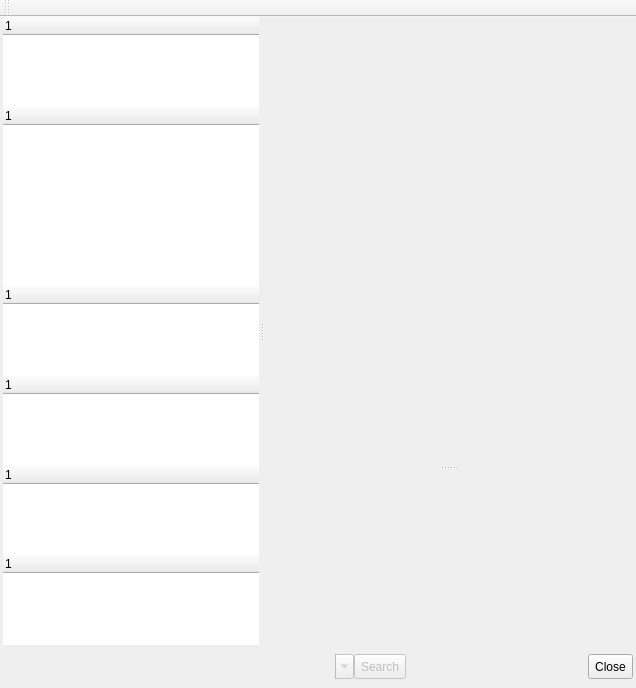
Mudlet/Mudlet, file src/ui/trigger_editor.ui: the form before one commit.
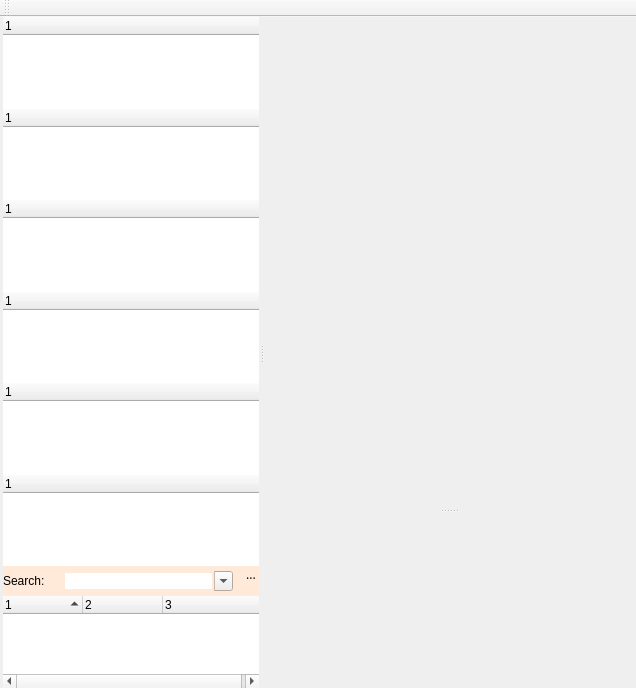
The form after the commit. Icons and pictures are not drawn. Custom widgets are drawn as their Qt base class.

```diff
--- a/src/ui/trigger_editor.ui
+++ b/src/ui/trigger_editor.ui
@@ -238,39 +238,6 @@
                    </column>
                   </widget>
                  </item>
-                 <item>
-                  <widget class="QTreeWidget" name="tree_widget_search_results_main">
-                   <property name="frameShape">
-                    <enum>QFrame::NoFrame</enum>
-                   </property>
-                   <property name="midLineWidth">
-                    <number>4</number>
-                   </property>
-                   <property name="alternatingRowColors">
-                    <bool>true</bool>
-                   </property>
-                   <property name="iconSize">
-                    <size>
-                     <width>32</width>
-                     <height>32</height>
-                    </size>
-                   </property>
-                   <property name="rootIsDecorated">
-                    <bool>false</bool>
-                   </property>
-                   <property name="animated">
-                    <bool>true</bool>
-                   </property>
-                   <property name="headerHidden">
-                    <bool>true</bool>
-                   </property>
-                   <column>
-                    <property name="text">
-                     <string>1</string>
-                    </property>
-                   </column>
-                  </widget>
-                 </item>
                  <item>
                   <widget class="TTreeWidget" name="treeWidget_alias">
                    <property name="frameShape">
@@ -454,6 +421,335 @@
                    </column>
                   </widget>
                  </item>
+                 <item>
+                  <widget class="QWidget" name="mpSearchArea" native="true">
+                   <layout class="QVBoxLayout" name="verticalLayout_6">
+                    <property name="spacing">
+                     <number>0</number>
+                    </property>
+                    <property name="margin">
+                     <number>0</number>
+                    </property>
+                    <item>
+                     <widget class="QWidget" name="widget_5" native="true">
+                      <property name="sizePolicy">
+                       <sizepolicy hsizetype="Expanding" vsizetype="Fixed">
+                        <horstretch>0</horstretch>
+                        <verstretch>0</verstretch>
+                       </sizepolicy>
+                      </property>
+                      <property name="maximumSize">
+                       <size>
+                        <width>16777215</width>
+                        <height>30</height>
+                       </size>
+                      </property>
+                      <property name="palette">
+                       <palette>
+                        <active>
+                         <colorrole role="Base">
+                          <brush brushstyle="SolidPattern">
+                           <color alpha="255">
+                            <red>255</red>
+                            <green>255</green>
+                            <blue>255</blue>
+                           </color>
+                          </brush>
+                         </colorrole>
+                         <colorrole role="Window">
+                          <brush brushstyle="SolidPattern">
+                           <color alpha="255">
+                            <red>255</red>
+                            <green>234</green>
+                            <blue>218</blue>
+                           </color>
+                          </brush>
+                         </colorrole>
+                        </active>
+                        <inactive>
+                         <colorrole role="Base">
+                          <brush brushstyle="SolidPattern">
+                           <color alpha="255">
+                            <red>255</red>
+                            <green>255</green>
+                            <blue>255</blue>
+                           </color>
+                          </brush>
+                         </colorrole>
+                         <colorrole role="Window">
+                          <brush brushstyle="SolidPattern">
+                           <color alpha="255">
+                            <red>255</red>
+                            <green>234</green>
+                            <blue>218</blue>
+                           </color>
+                          </brush>
+                         </colorrole>
+                        </inactive>
+                        <disabled>
+                         <colorrole role="Base">
+                          <brush brushstyle="SolidPattern">
+                           <color alpha="255">
+                            <red>255</red>
+                            <green>234</green>
+                            <blue>218</blue>
+                           </color>
+                          </brush>
+                         </colorrole>
+                         <colorrole role="Window">
+                          <brush brushstyle="SolidPattern">
+                           <color alpha="255">
+                            <red>255</red>
+                            <green>234</green>
+                            <blue>218</blue>
+                           </color>
+                          </brush>
+                         </colorrole>
+                        </disabled>
+                       </palette>
+                      </property>
+                      <property name="autoFillBackground">
+                       <bool>true</bool>
+                      </property>
+                      <layout class="QHBoxLayout" name="horizontalLayout_5">
+                       <property name="spacing">
+                        <number>0</number>
+                       </property>
+                       <property name="margin">
+                        <number>0</number>
+                       </property>
+                       <item>
+                        <widget class="QWidget" name="widget_7" native="true">
+                         <layout class="QHBoxLayout" name="horizontalLayout_3">
+                          <property name="spacing">
+                           <number>0</number>
+                          </property>
+                          <property name="margin">
+                           <number>0</number>
+                          </property>
+                          <item>
+                           <widget class="QLabel" name="label">
+                            <property name="sizePolicy">
+                             <sizepolicy hsizetype="Fixed" vsizetype="Preferred">
+                              <horstretch>0</horstretch>
+                              <verstretch>0</verstretch>
+                             </sizepolicy>
+                            </property>
+                            <property name="minimumSize">
+                             <size>
+                              <width>60</width>
+                              <height>0</height>
+                             </size>
+                            </property>
+                            <property name="text">
+                             <string>Search:</string>
+                            </property>
+                           </widget>
+                          </item>
+                          <item>
+                           <widget class="QComboBox" name="comboBox_search_triggers">
+                            <property name="sizePolicy">
+                             <sizepolicy hsizetype="Expanding" vsizetype="Fixed">
+                              <horstretch>0</horstretch>
+                              <verstretch>0</verstretch>
+                             </sizepolicy>
+                            </property>
+                            <property name="minimumSize">
+                             <size>
+                              <width>50</width>
+                              <height>20</height>
+                             </size>
+                            </property>
+                            <property name="maximumSize">
+                             <size>
+                              <width>16777215</width>
+                              <height>20</height>
+                             </size>
+                            </property>
+                            <property name="editable">
+                             <bool>true</bool>
+                            </property>
+                            <property name="frame">
+                             <bool>false</bool>
+                            </property>
+                           </widget>
+                          </item>
+                          <item>
+                           <spacer name="horizontalSpacer_2">
+                            <property name="orientation">
+                             <enum>Qt::Horizontal</enum>
+                            </property>
+                            <property name="sizeType">
+                             <enum>QSizePolicy::Fixed</enum>
+                            </property>
+                            <property name="sizeHint" stdset="0">
+                             <size>
+                              <width>10</width>
+                              <height>13</height>
+                             </size>
+                            </property>
+                           </spacer>
+                          </item>
+                         </layout>
+                        </widget>
+                       </item>
+                       <item>
+                        <widget class="QWidget" name="widget_6" native="true">
+                         <property name="sizePolicy">
+                          <sizepolicy hsizetype="Fixed" vsizetype="Expanding">
+                           <horstretch>0</horstretch>
+                           <verstretch>0</verstretch>
+                          </sizepolicy>
+                         </property>
+                         <property name="minimumSize">
+                          <size>
+                           <width>16</width>
+                           <height>0</height>
+                          </size>
+                         </property>
+                         <property name="maximumSize">
+                          <size>
+                           <width>16</width>
+                           <height>16777215</height>
+                          </size>
+                         </property>
+                         <layout class="QVBoxLayout" name="verticalLayout_7">
+                          <property name="spacing">
+                           <number>0</number>
+                          </property>
+                          <property name="margin">
+                           <number>0</number>
+                          </property>
+                          <item>
+                           <widget class="QToolButton" name="messageAreaCloseButton">
+                            <property name="minimumSize">
+                             <size>
+                              <width>16</width>
+                              <height>16</height>
+                             </size>
+                            </property>
+                            <property name="maximumSize">
+                             <size>
+                              <width>16</width>
+                              <height>16</height>
+                             </size>
+                            </property>
+                            <property name="font">
+                             <font>
+                              <family>Sans Serif</family>
+                              <pointsize>9</pointsize>
+                             </font>
+                            </property>
+                            <property name="focusPolicy">
+                             <enum>Qt::NoFocus</enum>
+                            </property>
+                            <property name="text">
+                             <string>...</string>
+                            </property>
+                            <property name="icon">
+                             <iconset>
+                              <normaloff>:/icons/application-exit.png</normaloff>:/icons/application-exit.png</iconset>
+                            </property>
+                            <property name="autoRaise">
+                             <bool>true</bool>
+                            </property>
+                           </widget>
+                          </item>
+                          <item>
+                           <spacer name="verticalSpacer">
+                            <property name="orientation">
+                             <enum>Qt::Vertical</enum>
+                            </property>
+                            <property name="sizeHint" stdset="0">
+                             <size>
+                              <width>20</width>
+                              <height>40</height>
+                             </size>
+                            </property>
+                           </spacer>
+                          </item>
+                         </layout>
+                        </widget>
+                       </item>
+                      </layout>
+                     </widget>
+                    </item>
+                    <item>
+                     <widget class="QTreeWidget" name="tree_widget_search_results_main">
+                      <property name="frameShape">
+                       <enum>QFrame::NoFrame</enum>
+                      </property>
+                      <property name="midLineWidth">
+                       <number>4</number>
+                      </property>
+                      <property name="alternatingRowColors">
+                       <bool>false</bool>
+                      </property>
+                      <property name="iconSize">
+                       <size>
+                        <width>16</width>
+                        <height>16</height>
+                       </size>
+                      </property>
+                      <property name="textElideMode">
+                       <enum>Qt::ElideRight</enum>
+                      </property>
+                      <property name="rootIsDecorated">
+                       <bool>true</bool>
+                      </property>
+                      <property name="uniformRowHeights">
+                       <bool>true</bool>
+                      </property>
+                      <property name="sortingEnabled">
+                       <bool>true</bool>
+                      </property>
+                      <property name="animated">
+                       <bool>true</bool>
+                      </property>
+                      <property name="headerHidden">
+                       <bool>false</bool>
+                      </property>
+                      <property name="columnCount">
+                       <number>3</number>
+                      </property>
+                      <attribute name="headerVisible">
+                       <bool>true</bool>
+                      </attribute>
+                      <attribute name="headerDefaultSectionSize">
+                       <number>80</number>
+                      </attribute>
+                      <attribute name="headerMinimumSectionSize">
+                       <number>20</number>
+                      </attribute>
+                      <attribute name="headerDefaultSectionSize">
+                       <number>80</number>
+                      </attribute>
+                      <attribute name="headerVisible">
+                       <bool>true</bool>
+                      </attribute>
+                      <attribute name="headerMinimumSectionSize">
+                       <number>20</number>
+                      </attribute>
+                      <column>
+                       <property name="text">
+                        <string>1</string>
+                       </property>
+                      </column>
+                      <column>
+                       <property name="text">
+                        <string notr="true">2</string>
+                       </property>
+                      </column>
+                      <column>
+                       <property name="text">
+                        <string notr="true">3</string>
+                       </property>
+                      </column>
+                     </widget>
+                    </item>
+                   </layout>
+                  </widget>
+                 </item>
                 </layout>
                </widget>
                <widget class="QFrame" name="right_frame">
@@ -659,186 +955,6 @@
          </layout>
         </widget>
        </item>
-       <item row="1" column="0">
-        <widget class="QWidget" name="widget_4" native="true">
-         <property name="sizePolicy">
-          <sizepolicy hsizetype="Expanding" vsizetype="Fixed">
-           <horstretch>0</horstretch>
-           <verstretch>0</verstretch>
-          </sizepolicy>
-         </property>
-         <property name="minimumSize">
-          <size>
-           <width>0</width>
-           <height>0</height>
-          </size>
-         </property>
-         <property name="maximumSize">
-          <size>
-           <width>16777215</width>
-           <height>50</height>
-          </size>
-         </property>
-         <layout class="QHBoxLayout" name="horizontalLayout_4">
-          <property name="spacing">
-           <number>0</number>
-          </property>
-          <property name="leftMargin">
-           <number>4</number>
-          </property>
-          <property name="topMargin">
-           <number>9</number>
-          </property>
-          <property name="rightMargin">
-           <number>3</number>
-          </property>
-          <property name="bottomMargin">
-           <number>9</number>
-          </property>
-          <item>
-           <widget class="QWidget" name="widget_10" native="true">
-            <property name="sizePolicy">
-             <sizepolicy hsizetype="Expanding" vsizetype="Fixed">
-              <horstretch>0</horstretch>
-              <verstretch>0</verstretch>
-             </sizepolicy>
-            </property>
-            <property name="minimumSize">
-             <size>
-              <width>0</width>
-              <height>0</height>
-             </size>
-            </property>
-            <property name="maximumSize">
-             <size>
-              <width>16777215</width>
-              <height>35</height>
-             </size>
-            </property>
-            <layout class="QHBoxLayout" name="horizontalLayout">
-             <property name="spacing">
-              <number>0</number>
-             </property>
-             <property name="margin">
-              <number>0</number>
-             </property>
-             <item>
-              <widget class="QComboBox" name="comboBox_search_triggers">
-               <property name="enabled">
-                <bool>false</bool>
-               </property>
-               <property name="sizePolicy">
-                <sizepolicy hsizetype="Fixed" vsizetype="Fixed">
-                 <horstretch>0</horstretch>
-                 <verstretch>0</verstretch>
-                </sizepolicy>
-               </property>
-               <property name="minimumSize">
-                <size>
-                 <width>350</width>
-                 <height>25</height>
-                </size>
-               </property>
-               <property name="maximumSize">
-                <size>
-                 <width>16777215</width>
-                 <height>25</height>
-                </size>
-               </property>
-               <property name="editable">
-                <bool>true</bool>
-               </property>
-               <property name="frame">
-                <bool>false</bool>
-               </property>
-              </widget>
-             </item>
-             <item>
-              <widget class="QToolButton" name="toolButton_2">
-               <property name="enabled">
-                <bool>false</bool>
-               </property>
-               <property name="minimumSize">
-                <size>
-                 <width>0</width>
-                 <height>25</height>
-                </size>
-               </property>
-               <property name="maximumSize">
-                <size>
-                 <width>16777215</width>
-                 <height>25</height>
-                </size>
-               </property>
-               <property name="text">
-                <string>Search</string>
-               </property>
-               <property name="icon">
-                <iconset>
-                 <normaloff>:/edit-find.png</normaloff>:/edit-find.png</iconset>
-               </property>
-               <property name="iconSize">
-                <size>
-                 <width>32</width>
-                 <height>32</height>
-                </size>
-               </property>
-               <property name="toolButtonStyle">
-                <enum>Qt::ToolButtonTextBesideIcon</enum>
-               </property>
-              </widget>
-             </item>
-             <item>
-              <spacer name="horizontalSpacer">
-               <property name="orientation">
-                <enum>Qt::Horizontal</enum>
-               </property>
-               <property name="sizeHint" stdset="0">
-                <size>
-                 <width>397</width>
-                 <height>20</height>
-                </size>
-               </property>
-              </spacer>
-             </item>
-             <item>
-              <widget class="QToolButton" name="toolButton">
-               <property name="minimumSize">
-                <size>
-                 <width>0</width>
-                 <height>25</height>
-                </size>
-               </property>
-               <property name="maximumSize">
-                <size>
-                 <width>16777215</width>
-                 <height>25</height>
-                </size>
-               </property>
-               <property name="text">
-                <string>Close</string>
-               </property>
-               <property name="icon">
-                <iconset>
-                 <normaloff>:/application-exit.png</normaloff>:/application-exit.png</iconset>
-               </property>
-               <property name="iconSize">
-                <size>
-                 <width>32</width>
-                 <height>32</height>
-                </size>
-               </property>
-               <property name="toolButtonStyle">
-                <enum>Qt::ToolButtonTextBesideIcon</enum>
-               </property>
-              </widget>
-             </item>
-            </layout>
-           </widget>
-          </item>
-         </layout>
-        </widget>
-       </item>
       </layout>
      </widget>
     </item>
```
Left out of the diff: 19 changed lines with no effect on the pictures.
